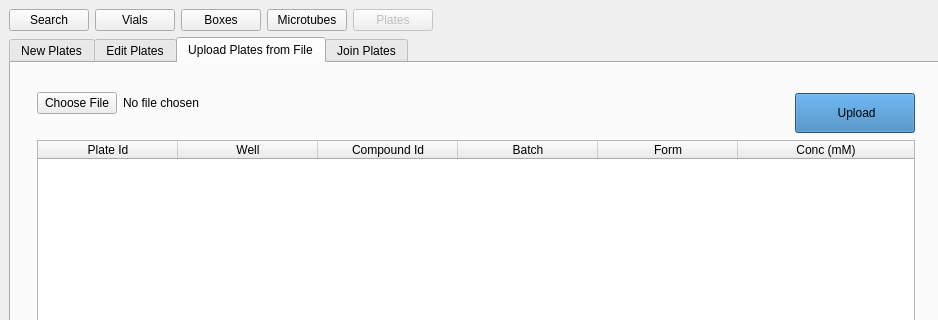
This is frontend/assets/plateswindow.ui in dahlbma/cello as Qt 5 draws it before an edit; both pictures show x 0 to 938 and y 0 to 320 of the 1257 by 810 pixel window. The edited form follows.
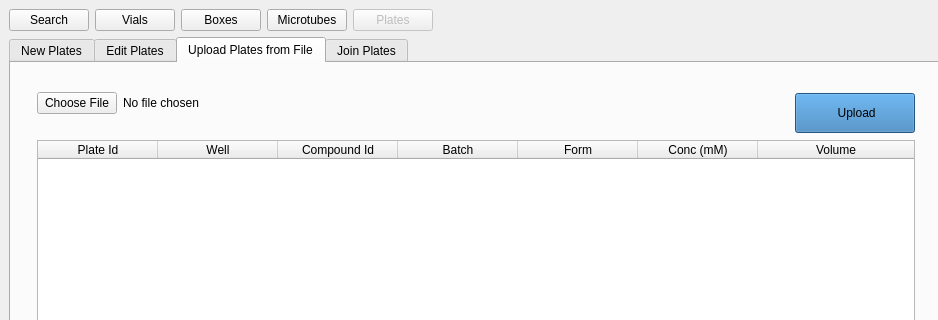
This is the edited form. The open tabs and pages were chosen to show the change. Icons and pictures are not drawn.

Commit message: add column to table in upload tab

The edit to the form file:
```diff
--- a/frontend/assets/plateswindow.ui
+++ b/frontend/assets/plateswindow.ui
@@ -718,7 +718,7 @@
              <bool>true</bool>
             </property>
             <attribute name="horizontalHeaderDefaultSectionSize">
-             <number>140</number>
+             <number>120</number>
             </attribute>
             <attribute name="horizontalHeaderShowSortIndicator" stdset="0">
              <bool>true</bool>
@@ -756,6 +756,11 @@
               <string>Conc (mM)</string>
              </property>
             </column>
+            <column>
+             <property name="text">
+              <string>Volume</string>
+             </property>
+            </column>
            </widget>
           </item>
           <item row="2" column="2">
```
Left out of the diff: 2 changed lines with no effect on the pictures.
